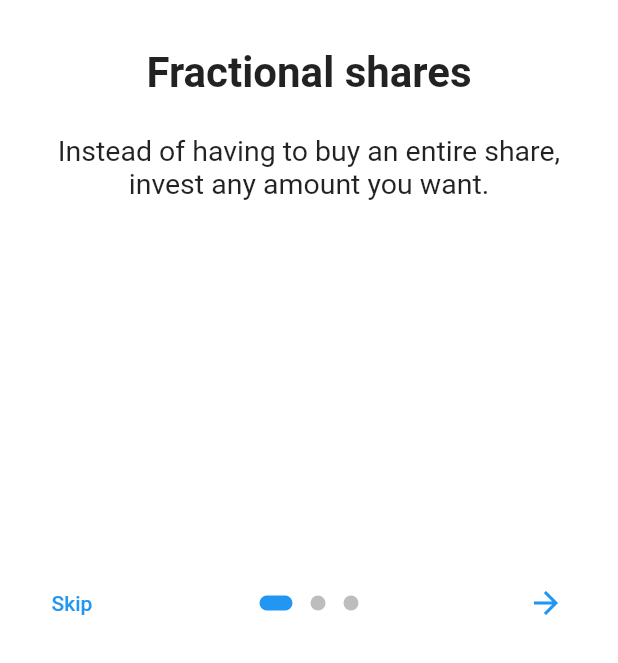
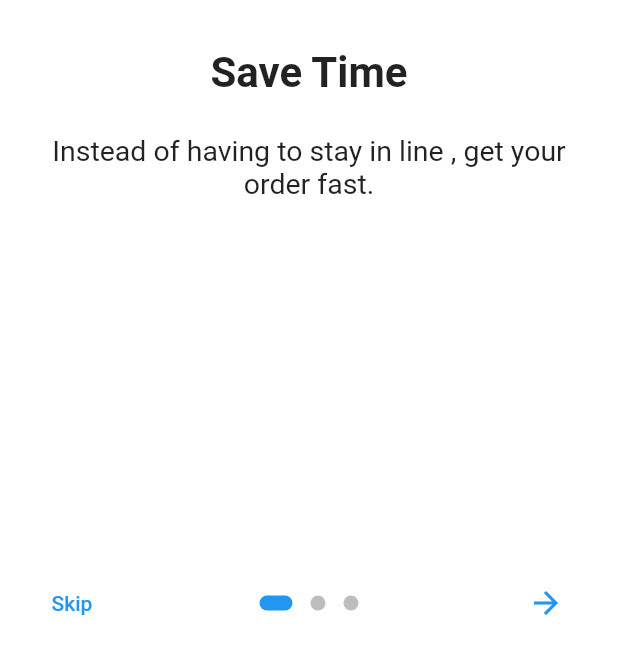
Before and after one commit to deadline007/SnatchedDemo, a Flutter app: the screen it shows after launch, on a phone screen of 412 x 824 dp, the part 573-1236 px from its top. Run offline on Flutter 3.47's test engine with Material 2 defaults, Android fonts, the phone set to English and light mode, and no system bars; drawn by our look-alikes of introduction_screen; our stand-ins replace after_layout, shared_preferences; missing offline and left inert: dart:html.

Commit message:
Update intro.dart

```diff
--- a/lib/intro.dart
+++ b/lib/intro.dart
@@ -41,16 +41,16 @@ class _OnBoardingPageState extends State<OnBoardingPage> {
       key: introKey,
       pages: [
         PageViewModel(
-          title: "Fractional shares",
+          title: "Save Time",
           body:
-          "Instead of having to buy an entire share, invest any amount you want.",
+          "Instead of having to stay in line , get your order fast.",
           image: _buildImage('logo'),
           decoration: pageDecoration,
         ),
         PageViewModel(
-          title: "Learn as you go",
+          title: "Better Service",
           body:
-          "Download the Stockpile app and master the market with our mini-lesson.",
+          "rhfbhb jnfj ",
           image: _buildImage('logo'),
           decoration: pageDecoration,
         ),
```
